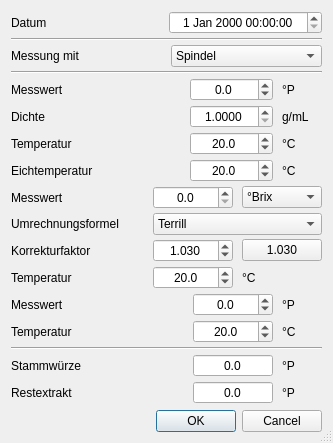
The window that kleiner-brauhelfer/dialogs/dlgrestextrakt.ui (kleiner-brauhelfer/kleiner-brauhelfer-2) describes before a commit, drawn with Qt 5.
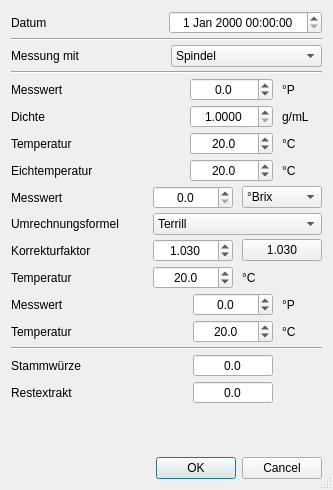
The same window after the commit. Custom widgets are drawn as their Qt base class.

Commit message: Correct display of Restextrakt, Stammwürze in dlgrestextrakt.

```diff
--- a/kleiner-brauhelfer/dialogs/dlgrestextrakt.ui
+++ b/kleiner-brauhelfer/dialogs/dlgrestextrakt.ui
@@ -7,7 +7,7 @@
     <x>0</x>
     <y>0</y>
     <width>333</width>
-    <height>443</height>
+    <height>490</height>
    </rect>
   </property>
   <property name="windowTitle">
@@ -717,9 +717,6 @@
           <height>0</height>
          </size>
         </property>
-        <property name="text">
-         <string>°P</string>
-        </property>
        </widget>
       </item>
      </layout>
@@ -805,9 +802,6 @@
           <height>0</height>
          </size>
         </property>
-        <property name="text">
-         <string>°P</string>
-        </property>
        </widget>
       </item>
      </layout>
@@ -854,6 +848,11 @@
    <extends>QDateTimeEdit</extends>
    <header>widgets/datetimeedit.h</header>
   </customwidget>
+  <customwidget>
+   <class>LabelGrV</class>
+   <extends>QLabel</extends>
+   <header>widgets/labelgrv.h</header>
+  </customwidget>
  </customwidgets>
  <tabstops>
   <tabstop>dtDatum</tabstop>
```
Left out of the diff: 4 changed lines with no effect on the pictures. The commit also changes 2 other files.
